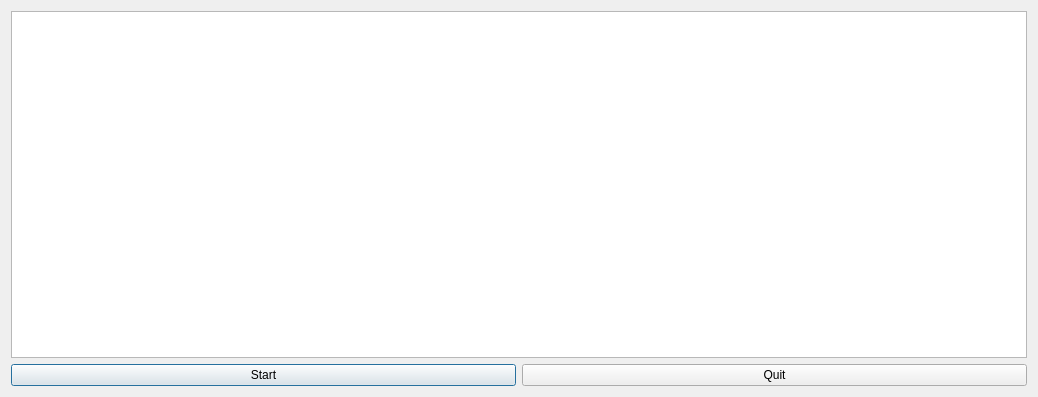
This is dialog.ui in ajwijma/betting as Qt 5 draws it before an edit. The edited form follows.
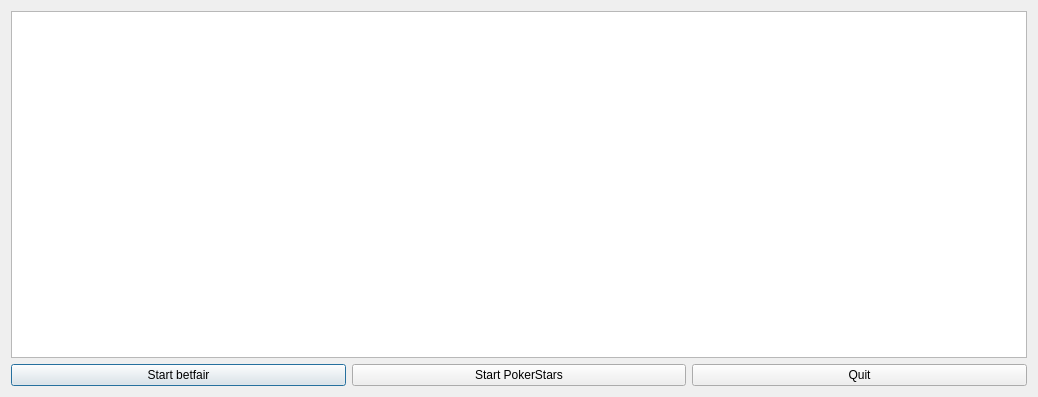
This is the edited form.

What changed in the file:
```diff
--- a/dialog.ui
+++ b/dialog.ui
@@ -22,7 +22,14 @@
      <item>
       <widget class="QPushButton" name="pushButtonStart">
        <property name="text">
-        <string>Start</string>
+        <string>Start betfair</string>
+       </property>
+      </widget>
+     </item>
+     <item>
+      <widget class="QPushButton" name="pushButtonPokerStars">
+       <property name="text">
+        <string>Start PokerStars</string>
        </property>
       </widget>
      </item>
```
Left out of the diff: 2 changed lines with no effect on the pictures.
